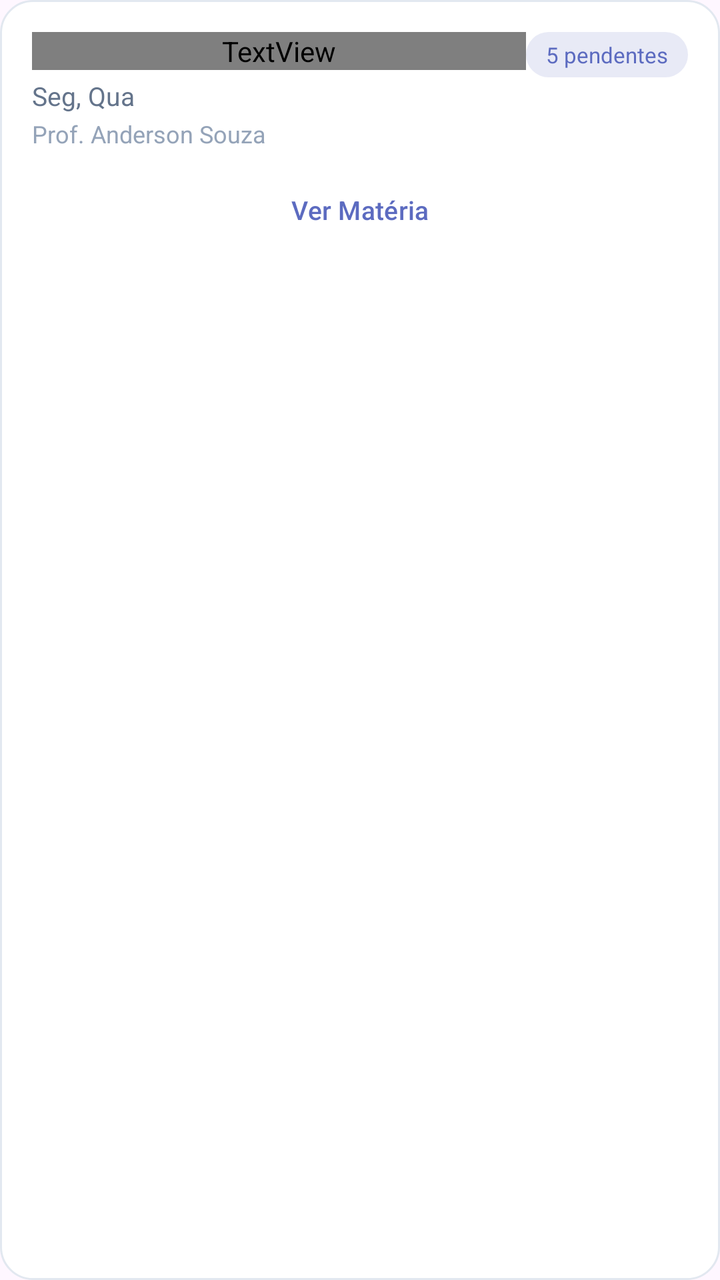
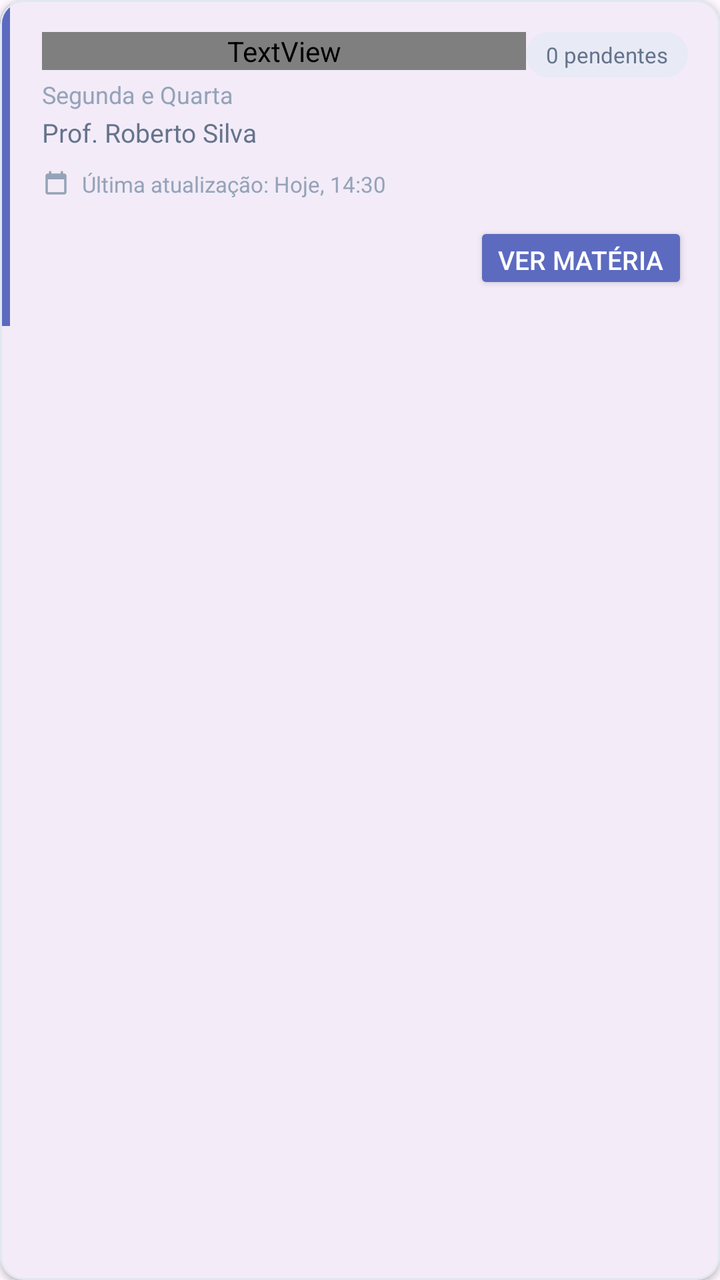

An Android layout rendered at two revisions. The XML below is the earlier revision; the diff shows what the commit changed to produce the second picture.
<!-- AndroidManifest.xml: application theme Theme.SmartNotebook -->
<!-- res/layout/item_materia.xml -->
<?xml version="1.0" encoding="utf-8"?>
<androidx.constraintlayout.widget.ConstraintLayout
    xmlns:android="http://schemas.android.com/apk/res/android"
    xmlns:app="http://schemas.android.com/apk/res-auto"
    android:layout_width="match_parent"
    android:layout_height="wrap_content"
    android:background="@drawable/bg_card_nota"
    android:padding="16dp"
    android:layout_marginBottom="12dp">

    
    <TextView
        android:id="@+id/tvNomeMateria"
        android:layout_width="0dp"
        android:layout_height="wrap_content"
        android:text="Web Services"
        android:textColor="@color/texto_primario"
        android:textSize="16sp"
        android:textStyle="bold"
        android:fontFamily="@font/inter_medium"
        app:layout_constraintEnd_toStartOf="@id/tvPendentes"
        app:layout_constraintStart_toStartOf="parent"
        app:layout_constraintTop_toTopOf="parent" />

    
    <TextView
        android:id="@+id/tvPendentes"
        android:layout_width="wrap_content"
        android:layout_height="wrap_content"
        android:background="@drawable/bg_pendentes"
        android:paddingHorizontal="10dp"
        android:paddingVertical="4dp"
        android:text="5 pendentes"
        android:textColor="@color/roxo_primario"
        android:textSize="11sp"
        app:layout_constraintEnd_toEndOf="parent"
        app:layout_constraintTop_toTopOf="parent" />

    
    <TextView
        android:id="@+id/tvDiasAula"
        android:layout_width="0dp"
        android:layout_height="wrap_content"
        android:layout_marginTop="4dp"
        android:text="Seg, Qua"
        android:textColor="@color/texto_secundario"
        android:textSize="13sp"
        app:layout_constraintEnd_toEndOf="parent"
        app:layout_constraintStart_toStartOf="parent"
        app:layout_constraintTop_toBottomOf="@id/tvNomeMateria" />

    
    <TextView
        android:id="@+id/tvProfessor"
        android:layout_width="0dp"
        android:layout_height="wrap_content"
        android:layout_marginTop="2dp"
        android:text="Prof. Anderson Souza"
        android:textColor="@color/texto_hint"
        android:textSize="12sp"
        app:layout_constraintEnd_toEndOf="parent"
        app:layout_constraintStart_toStartOf="parent"
        app:layout_constraintTop_toBottomOf="@id/tvDiasAula" />

    
    <Button
        android:id="@+id/btnVerMateria"
        style="@style/Widget.Material3.Button.OutlinedButton"
        android:layout_width="match_parent"
        android:layout_height="36dp"
        android:layout_marginTop="12dp"
        android:text="Ver Matéria"
        android:textColor="@color/roxo_primario"
        android:textSize="13sp"
        app:layout_constraintEnd_toEndOf="parent"
        app:layout_constraintStart_toStartOf="parent"
        app:layout_constraintTop_toBottomOf="@id/tvProfessor" />

</androidx.constraintlayout.widget.ConstraintLayout>
<!-- resources referenced by this layout -->
<resources>
  <color name="roxo_primario">#5C6BC0</color>
  <color name="texto_hint">#94A3B8</color>
  <color name="texto_primario">#0F172A</color>
  <color name="texto_secundario">#64748B</color>
  <!-- drawable bg_card_nota (drawable) -->
  <?xml version="1.0" encoding="utf-8"?>
  <shape xmlns:android="http://schemas.android.com/apk/res/android"
      android:shape="rectangle">
      <solid android:color="#FFFFFF" />
      <corners android:radius="16dp" />
      <stroke android:width="1dp" android:color="#E2E8F0" />
  </shape>
  <!-- drawable bg_pendentes (drawable) -->
  <?xml version="1.0" encoding="utf-8"?>
  <shape xmlns:android="http://schemas.android.com/apk/res/android"
      android:shape="rectangle">
      <solid android:color="#E8EAF6" />
      <corners android:radius="12dp" />
  </shape>
  <style name="Theme.SmartNotebook" parent="Base.Theme.SmartNotebook" />
  <style name="Base.Theme.SmartNotebook" parent="Theme.Material3.DayNight.NoActionBar">
          
          
      </style>
</resources>

<!-- the commit's change to res/layout/item_materia.xml (unified diff, before → after) -->
@@ -1,79 +1,127 @@
 <?xml version="1.0" encoding="utf-8"?>
-<androidx.constraintlayout.widget.ConstraintLayout
+<com.google.android.material.card.MaterialCardView
     xmlns:android="http://schemas.android.com/apk/res/android"
     xmlns:app="http://schemas.android.com/apk/res-auto"
     android:layout_width="match_parent"
     android:layout_height="wrap_content"
-    android:background="@drawable/bg_card_nota"
-    android:padding="16dp"
-    android:layout_marginBottom="12dp">
+    android:layout_marginBottom="12dp"
+    app:cardCornerRadius="12dp"
+    app:cardElevation="2dp"
+    app:strokeColor="@color/divisoria"
+    app:strokeWidth="1dp">
 
     
-    <TextView
-        android:id="@+id/tvNomeMateria"
-        android:layout_width="0dp"
+    <LinearLayout
+        android:layout_width="match_parent"
         android:layout_height="wrap_content"
-        android:text="Web Services"
-        android:textColor="@color/texto_primario"
-        android:textSize="16sp"
-        android:textStyle="bold"
-        android:fontFamily="@font/inter_medium"
-        app:layout_constraintEnd_toStartOf="@id/tvPendentes"
-        app:layout_constraintStart_toStartOf="parent"
-        app:layout_constraintTop_toTopOf="parent" />
+        android:orientation="horizontal">
 
-    
-    <TextView
-        android:id="@+id/tvPendentes"
-        android:layout_width="wrap_content"
-        android:layout_height="wrap_content"
-        android:background="@drawable/bg_pendentes"
-        android:paddingHorizontal="10dp"
-        android:paddingVertical="4dp"
-        android:text="5 pendentes"
-        android:textColor="@color/roxo_primario"
-        android:textSize="11sp"
-        app:layout_constraintEnd_toEndOf="parent"
-        app:layout_constraintTop_toTopOf="parent" />
+        
+        <View
+            android:layout_width="5dp"
+            android:layout_height="match_parent"
+            android:background="@color/roxo_primario" />
 
-    
-    <TextView
-        android:id="@+id/tvDiasAula"
-        android:layout_width="0dp"
-        android:layout_height="wrap_content"
-        android:layout_marginTop="4dp"
-        android:text="Seg, Qua"
-        android:textColor="@color/texto_secundario"
-        android:textSize="13sp"
-        app:layout_constraintEnd_toEndOf="parent"
-        app:layout_constraintStart_toStartOf="parent"
-        app:layout_constraintTop_toBottomOf="@id/tvNomeMateria" />
+        
+        <androidx.constraintlayout.widget.ConstraintLayout
+            android:layout_width="0dp"
+            android:layout_height="wrap_content"
+            android:layout_weight="1"
+            android:padding="16dp">
 
-    
-    <TextView
-        android:id="@+id/tvProfessor"
-        android:layout_width="0dp"
-        android:layout_height="wrap_content"
-        android:layout_marginTop="2dp"
-        android:text="Prof. Anderson Souza"
-        android:textColor="@color/texto_hint"
-        android:textSize="12sp"
-        app:layout_constraintEnd_toEndOf="parent"
-        app:layout_constraintStart_toStartOf="parent"
-        app:layout_constraintTop_toBottomOf="@id/tvDiasAula" />
+            
+            <TextView
+                android:id="@+id/tvNomeMateria"
+                android:layout_width="0dp"
+                android:layout_height="wrap_content"
+                android:text="Web Services"
+                android:textColor="@color/texto_primario"
+                android:textSize="16sp"
+                android:textStyle="bold"
+                android:fontFamily="@font/inter_medium"
+                app:layout_constraintEnd_toStartOf="@id/tvPendentes"
+                app:layout_constraintStart_toStartOf="parent"
+                app:layout_constraintTop_toTopOf="parent" />
 
-    
-    <Button
-        android:id="@+id/btnVerMateria"
-        style="@style/Widget.Material3.Button.OutlinedButton"
-        android:layout_width="match_parent"
-        android:layout_height="36dp"
-        android:layout_marginTop="12dp"
-        android:text="Ver Matéria"
-        android:textColor="@color/roxo_primario"
-        android:textSize="13sp"
-        app:layout_constraintEnd_toEndOf="parent"
-        app:layout_constraintStart_toStartOf="parent"
-        app:layout_constraintTop_toBottomOf="@id/tvProfessor" />
+            
+            <TextView
+                android:id="@+id/tvPendentes"
+                android:layout_width="wrap_content"
+                android:layout_height="wrap_content"
+                android:background="@drawable/bg_pendentes"
+                android:paddingHorizontal="10dp"
+                android:paddingVertical="4dp"
+                android:text="0 pendentes"
+                android:textColor="@color/texto_secundario"
+                android:textSize="11sp"
+                app:layout_constraintEnd_toEndOf="parent"
+                app:layout_constraintTop_toTopOf="parent" />
 
-</androidx.constraintlayout.widget.ConstraintLayout>
+            
+            <TextView
+                android:id="@+id/tvDiasAula"
+                android:layout_width="0dp"
+                android:layout_height="wrap_content"
+                android:layout_marginTop="4dp"
+                android:text="Segunda e Quarta"
+                android:textColor="@color/texto_hint"
+                android:textSize="12sp"
+                app:layout_constraintEnd_toEndOf="parent"
+                app:layout_constraintStart_toStartOf="parent"
+                app:layout_constraintTop_toBottomOf="@id/tvNomeMateria" />
+
+            
+            <TextView
+                android:id="@+id/tvProfessor"
+                android:layout_width="0dp"
+                android:layout_height="wrap_content"
+                android:layout_marginTop="2dp"
+                android:text="Prof. Roberto Silva"
+                android:textColor="@color/texto_secundario"
+                android:textSize="13sp"
+                app:layout_constraintEnd_toEndOf="parent"
+                app:layout_constraintStart_toStartOf="parent"
+                app:layout_constraintTop_toBottomOf="@id/tvDiasAula" />
+
+            
+            <ImageView
+                android:id="@+id/imgCalendario"
+                android:layout_width="14dp"
+                android:layout_height="14dp"
+                android:layout_marginTop="10dp"
+                android:src="@drawable/ic_calendario"
+                app:layout_constraintStart_toStartOf="parent"
+                app:layout_constraintTop_toBottomOf="@id/tvProfessor" />
+
+            
+            <TextView
+                android:id="@+id/tvUltimaAtualizacao"
+                android:layout_width="0dp"
+                android:layout_height="wrap_content"
+                android:layout_marginStart="6dp"
+                android:text="Última atualização: Hoje, 14:30"
+                android:textColor="@color/texto_hint"
+                android:textSize="11sp"
+                app:layout_constraintBottom_toBottomOf="@id/imgCalendario"
+                app:layout_constraintEnd_toEndOf="parent"
+                app:layout_constraintStart_toEndOf="@id/imgCalendario"
+                app:layout_constraintTop_toTopOf="@id/imgCalendario" />
+
+            
+            <Button
+                android:id="@+id/btnVerMateria"
+                android:layout_width="wrap_content"
+                android:layout_height="36dp"
+                android:layout_marginTop="12dp"
+                android:backgroundTint="@color/roxo_primario"
+                android:text="Ver Matéria"
+                android:textColor="@color/white"
+                android:textSize="13sp"
+                app:layout_constraintBottom_toBottomOf="parent"
+                app:layout_constraintEnd_toEndOf="parent"
+                app:layout_constraintTop_toBottomOf="@id/imgCalendario" />
+
+        </androidx.constraintlayout.widget.ConstraintLayout>
+    </LinearLayout>
+
+</com.google.android.material.card.MaterialCardView>
<!-- resource entries referenced after the edit -->
@@ -1,17 +1,11 @@
 <!-- resources referenced by this layout -->
 <resources>
+  <color name="divisoria">#E2E8F0</color>
   <color name="roxo_primario">#5C6BC0</color>
   <color name="texto_hint">#94A3B8</color>
   <color name="texto_primario">#0F172A</color>
   <color name="texto_secundario">#64748B</color>
-  <!-- drawable bg_card_nota (drawable) -->
-  <?xml version="1.0" encoding="utf-8"?>
-  <shape xmlns:android="http://schemas.android.com/apk/res/android"
-      android:shape="rectangle">
-      <solid android:color="#FFFFFF" />
-      <corners android:radius="16dp" />
-      <stroke android:width="1dp" android:color="#E2E8F0" />
-  </shape>
+  <color name="white">#FFFFFFFF</color>
   <!-- drawable bg_pendentes (drawable) -->
   <?xml version="1.0" encoding="utf-8"?>
   <shape xmlns:android="http://schemas.android.com/apk/res/android"
@@ -19,6 +13,17 @@
       <solid android:color="#E8EAF6" />
       <corners android:radius="12dp" />
   </shape>
+  <!-- drawable ic_calendario (drawable) -->
+  <?xml version="1.0" encoding="utf-8"?>
+  <vector xmlns:android="http://schemas.android.com/apk/res/android"
+      android:width="16dp"
+      android:height="16dp"
+      android:viewportWidth="24.0"
+      android:viewportHeight="24.0">
+      <path
+          android:fillColor="#94A3B8"
+          android:pathData="M19,3h-1V1h-2v2H8V1H6v2H5C3.89,3 3,3.9 3,5v14c0,1.1 0.89,2 2,2h14c1.1,0 2,-0.9 2,-2V5C21,3.9 20.1,3 19,3zM19,19H5V8h14v11z" />
+  </vector>
   <style name="Theme.SmartNotebook" parent="Base.Theme.SmartNotebook" />
   <style name="Base.Theme.SmartNotebook" parent="Theme.Material3.DayNight.NoActionBar">
           
